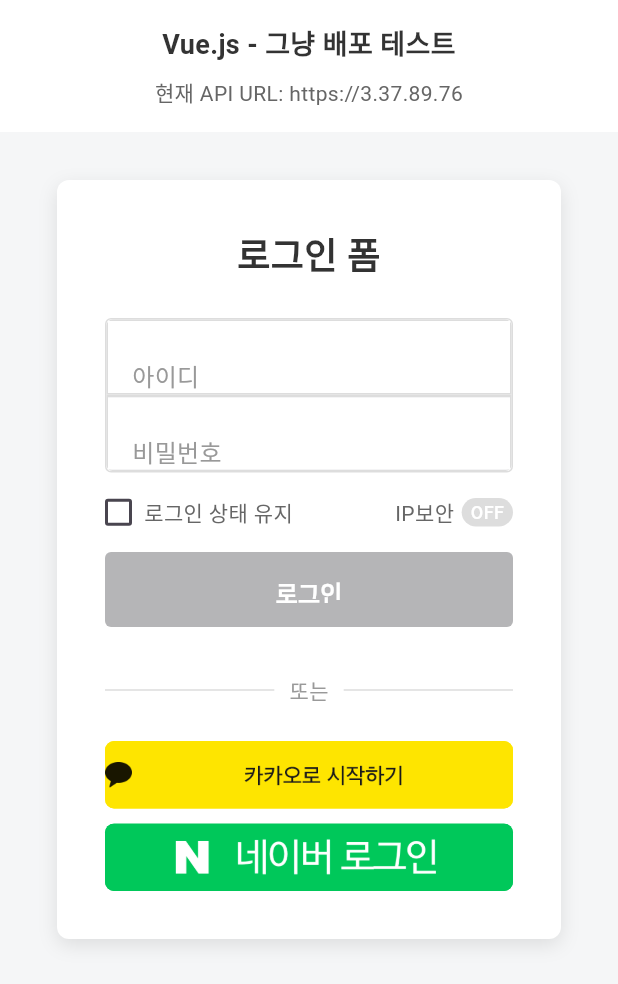
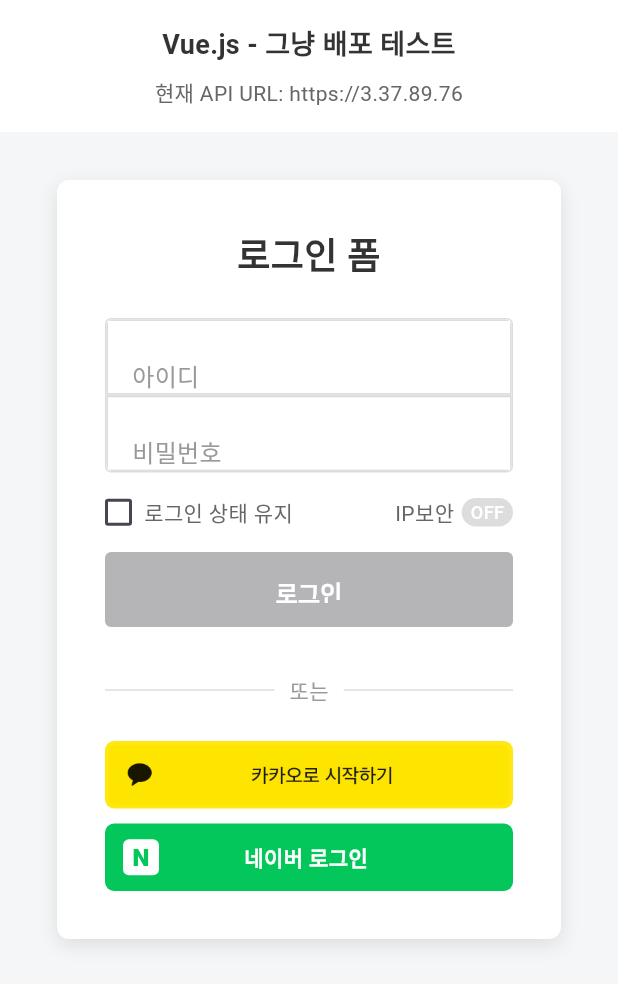
Before and after one commit to rmsals8/login-flutter, a Flutter app: the screen it shows after launch, on a phone screen of 412 x 824 dp. Shown: the top 984 px of the screen. Run offline on Flutter 3.47's test engine with Material 3 defaults, Android fonts, the phone set to English and light mode, and no system bars; our stand-ins replace app_links, dio, go_router, shared_preferences; missing offline and left inert: flutter_naver_login, kakao_flutter_sdk_user, universal_html; accounts and stored records are empty.

Commit message:
네이버 로그인 버튼 수정

```diff
--- a/lib/presentation/widgets/login/social_login_buttons.dart
+++ b/lib/presentation/widgets/login/social_login_buttons.dart
@@ -1,7 +1,6 @@
 // lib/presentation/widgets/login/social_login_buttons.dart
 import 'package:flutter/material.dart';
 import '../../../core/constants/app_colors.dart';
-
 
 class SocialLoginButtons extends StatelessWidget {
   final VoidCallback onKakaoLogin;
@@ -19,7 +18,7 @@ class SocialLoginButtons extends StatelessWidget {
   Widget build(BuildContext context) {
     return Column(
       children: [
-        // 카카오 로그인 버튼
+        // 카카오 로그인 버튼 (이미지 사용하되 비율 조정)
         SizedBox(
           width: double.infinity,
           height: 45,
@@ -39,13 +38,23 @@ class SocialLoginButtons extends StatelessWidget {
               height: double.infinity,
               decoration: BoxDecoration(
                 borderRadius: BorderRadius.circular(6),
-                image: const DecorationImage(
-                  image: AssetImage('assets/images/kakao_login_large_wide.png'),
-                  fit: BoxFit.cover,
+              ),
+              child: ClipRRect(
+                borderRadius: BorderRadius.circular(6),
+                child: Stack(
+                  children: [
+                    // 카카오 이미지 (비율 조정해서 잘리지 않게)
+                    Center(
+                      child: Image.asset(
+                        'assets/images/kakao_login_large_wide.png',
+                        width: double.infinity,
+                        height: 40, // 높이를 좀 더 키움 (35 → 40)
+                        fit: BoxFit.contain, // contain으로 변경해서 비율 유지
                       ),
                     ),
-              child: isLoading
-                  ? const Center(
+                    // 로딩 표시
+                    if (isLoading)
+                      const Center(
                         child: SizedBox(
                           width: 20,
                           height: 20,
@@ -54,36 +63,24 @@ class SocialLoginButtons extends StatelessWidget {
                             valueColor: AlwaysStoppedAnimation<Color>(Colors.black),
                           ),
                         ),
-                    )
-                  : null,
+                      ),
+                  ],
+                ),
+              ),
             ),
           ),
         ),
         const SizedBox(height: 10),
-        // 네이버 로그인 버튼
-        SizedBox(
+
+        // 네이버 로그인 버튼 (Vue.js 스타일로 N을 왼쪽에 크게)
+        GestureDetector(
+          onTap: isLoading ? null : onNaverLogin,
+          child: Container(
             width: double.infinity,
             height: 45,
-          child: ElevatedButton(
-            onPressed: isLoading ? null : onNaverLogin,
-            style: ElevatedButton.styleFrom(
-              backgroundColor: const Color(0xFF03C75A),
-              foregroundColor: AppColors.white,
-              elevation: 0,
-              shape: RoundedRectangleBorder(
+            decoration: BoxDecoration(
+              color: const Color(0xFF03C75A), // 네이버 초록색
               borderRadius: BorderRadius.circular(6),
-              ),
-              padding: EdgeInsets.zero,
-            ),
-            child: Container(
-              width: double.infinity,
-              height: double.infinity,
-              decoration: BoxDecoration(
-                borderRadius: BorderRadius.circular(6),
-                image: const DecorationImage(
-                  image: AssetImage('assets/images/naver_login_large_wide.png'),
-                  fit: BoxFit.cover,
-                ),
             ),
             child: isLoading
                 ? const Center(
@@ -96,7 +93,42 @@ class SocialLoginButtons extends StatelessWidget {
                       ),
                     ),
                   )
-                  : null,
+                : Row(
+                    children: [
+                      const SizedBox(width: 12), // 왼쪽 여백을 더 줄임 (20 → 12)
+                      // 네이버 N 로고 (크고 볼드하게)
+                      Container(
+                        width: 24, // 로고 크기 줄임 (28 → 24)
+                        height: 24, // 로고 크기 줄임 (28 → 24)
+                        decoration: BoxDecoration(
+                          color: AppColors.white,
+                          borderRadius: BorderRadius.circular(4),
+                        ),
+                        child: const Center(
+                          child: Text(
+                            'N',
+                            style: TextStyle(
+                              fontSize: 16, // 글자도 조금 줄임 (18 → 16)
+                              fontWeight: FontWeight.w900,
+                              color: Color(0xFF03C75A),
+                            ),
+                          ),
+                        ),
+                      ),
+                      const Expanded(
+                        child: Center(
+                          child: Text(
+                            '네이버 로그인',
+                            style: TextStyle(
+                              fontSize: 14, // 글자 크기 줄임 (16 → 14)
+                              fontWeight: FontWeight.w600,
+                              color: AppColors.white,
+                            ),
+                          ),
+                        ),
+                      ),
+                      const SizedBox(width: 40), // 오른쪽 여백 조정 (48 → 40)
+                    ],
                   ),
           ),
         ),
```
Also changed, not shown: assets/images/naver_login_large_wide.png (deleted). Lines whose indentation alone changed are shown as unchanged.
